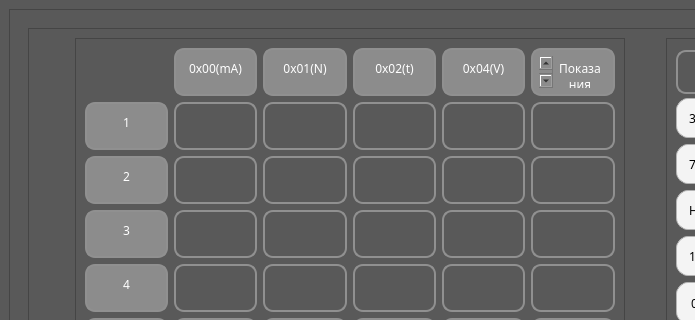
The window that untitled_old.ui (tempa37/ui_app) describes before a commit, drawn with Qt 5; both pictures show x 0 to 695 and y 0 to 320 of the 1289 by 889 pixel window.
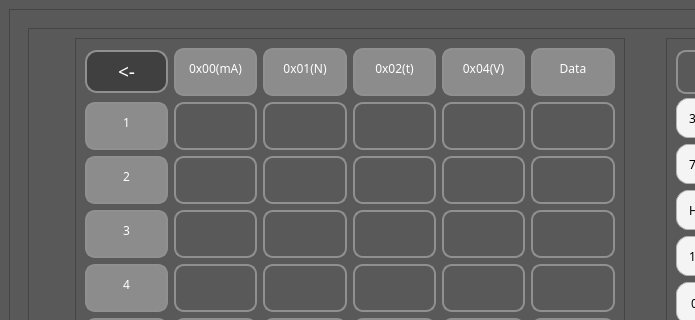
The same window after the commit. The open tabs and pages were chosen to show the change. Icons and pictures are not drawn.

Diff of the .ui file:
```diff
--- a/untitled_old.ui
+++ b/untitled_old.ui
@@ -5728,7 +5728,7 @@
 li.unchecked::marker { content: &quot;\2610&quot;; }
 li.checked::marker { content: &quot;\2612&quot;; }
 &lt;/style&gt;&lt;/head&gt;&lt;body style=&quot; font-family:'Noto Sans SC'; font-size:9pt; font-weight:400; font-style:normal;&quot;&gt;
-&lt;p align=&quot;center&quot; style=&quot; margin-top:0px; margin-bottom:0px; margin-left:0px; margin-right:0px; -qt-block-indent:0; text-indent:0px;&quot;&gt;Показания&lt;/p&gt;&lt;/body&gt;&lt;/html&gt;</string>
+&lt;p align=&quot;center&quot; style=&quot; margin-top:0px; margin-bottom:0px; margin-left:0px; margin-right:0px; -qt-block-indent:0; text-indent:0px;&quot;&gt;Data&lt;/p&gt;&lt;/body&gt;&lt;/html&gt;</string>
                    </property>
                   </widget>
                  </item>
@@ -5832,6 +5832,19 @@
                    </property>
                   </widget>
                  </item>
+                 <item row="0" column="5">
+                  <widget class="QPushButton" name="pushButton_22">
+                   <property name="font">
+                    <font>
+                     <family>Noto Sans SC</family>
+                     <pointsize>14</pointsize>
+                    </font>
+                   </property>
+                   <property name="text">
+                    <string>&lt;-</string>
+                   </property>
+                  </widget>
+                 </item>
                 </layout>
                </widget>
               </item>
```
Left out of the diff: 2 changed lines with no effect on the pictures.
